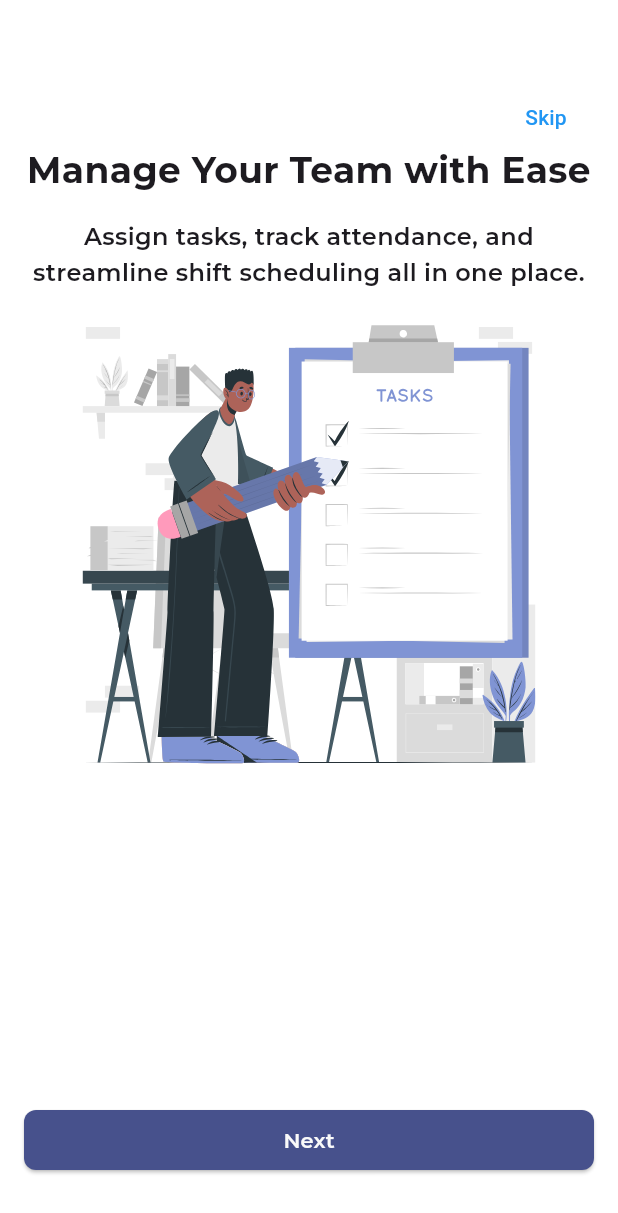
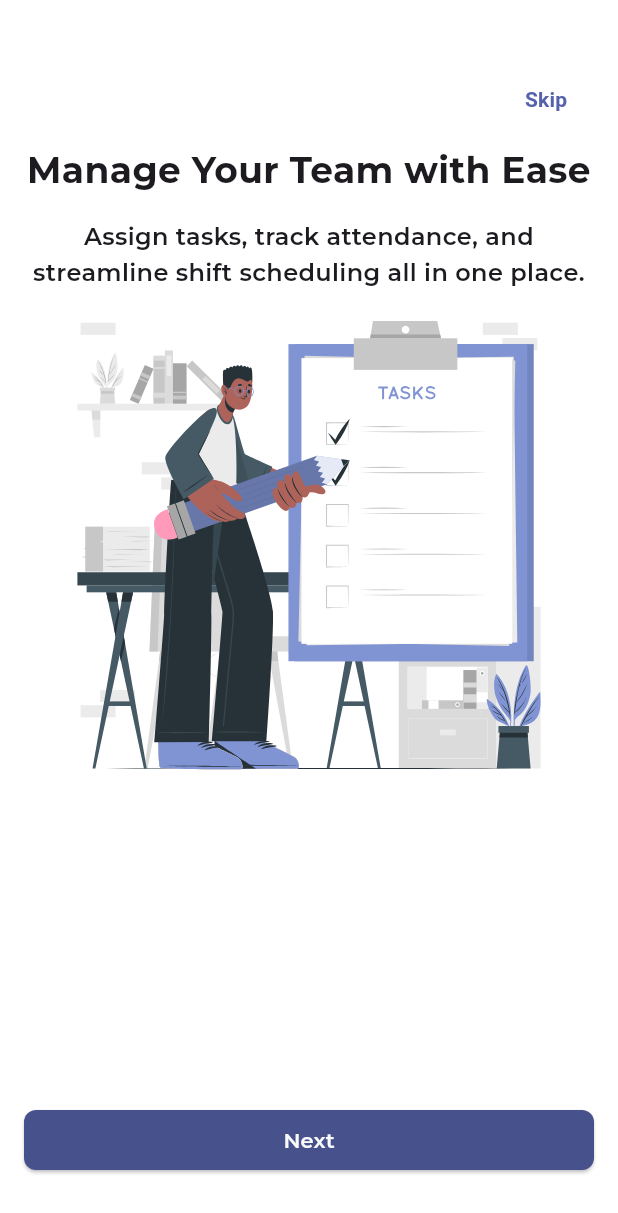
Before and after one commit to Ritik-Tayal/HotelCrew-Flutter, a Flutter app: the screen it shows after launch, swiped to page 2, on a phone screen of 412 x 824 dp. Shown: the top 1213 px of the screen. Run offline on Flutter 3.47's test engine with Material 3 defaults, Android fonts, the phone set to English and light mode, and no system bars; our stand-ins replace flutter_native_splash, flutter_svg, google_fonts.

Commit message:
completed onboarding page

```diff
--- a/hotelcrew/lib/features/onboarding/page/onboarding_page.dart
+++ b/hotelcrew/lib/features/onboarding/page/onboarding_page.dart
@@ -59,9 +59,9 @@ class _OnboardingPageState extends State<OnboardingPage> {
                 ),
               ),
               Positioned(
-                top: 54,
+                top: 42,
                 right: 16,
-                child: _currentPage < _onboardingData.length - 1
+                child: (_currentPage < _onboardingData.length - 1 && _currentPage != 0)
                     ? TextButton(
                         onPressed: () {
                           // Skip to the last page
@@ -69,8 +69,11 @@ class _OnboardingPageState extends State<OnboardingPage> {
                         },
                         child: Text(
                           'Skip',
-                          style: TextStyle(color: Colors.blue),
-                        ),
+                          style: TextStyle(color: Color(0xFF5662AC),
+                          fontWeight: FontWeight.w600,
+                          fontSize: 14,
+                          height: 1.3,
+                        ),)
                       )
                     : SizedBox.shrink(),
               ),
@@ -196,8 +199,8 @@ class _OnboardingPageState extends State<OnboardingPage> {
           SizedBox(height: 20), // Space between description and SVG
           SvgPicture.asset(
             'assets/onboarding${index + 1}.svg', // Ensure the path is correct
-            height: 298.96,
-            width: 301.96,
+            height: 300.08,
+            width: 309.96,
           ),
         ],
       ),
```
